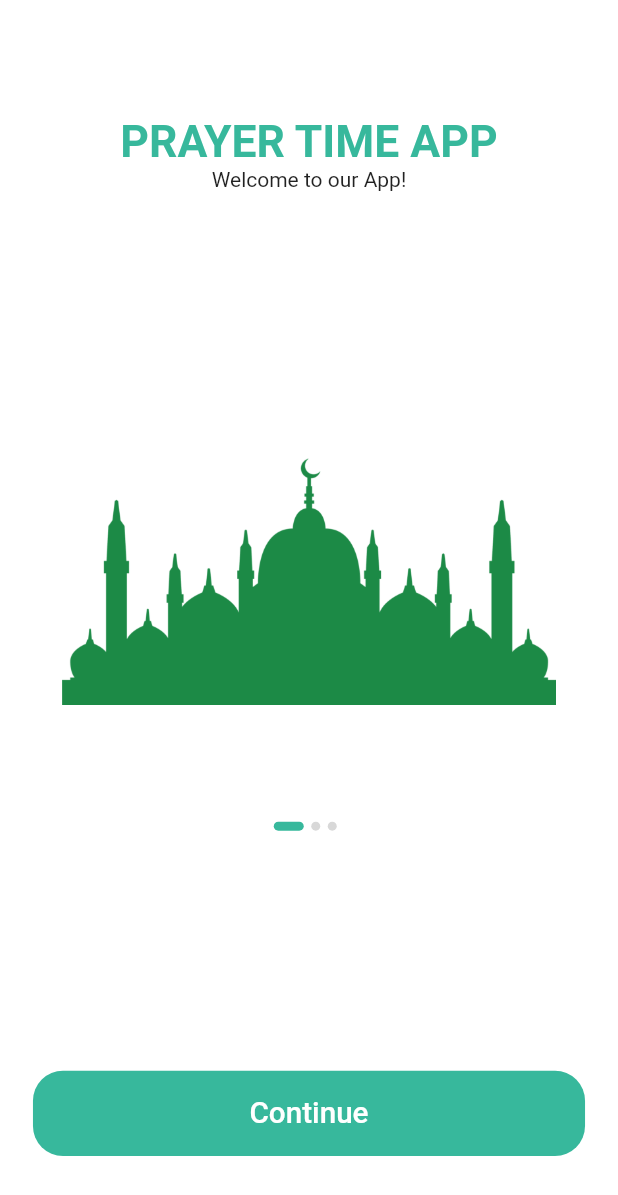
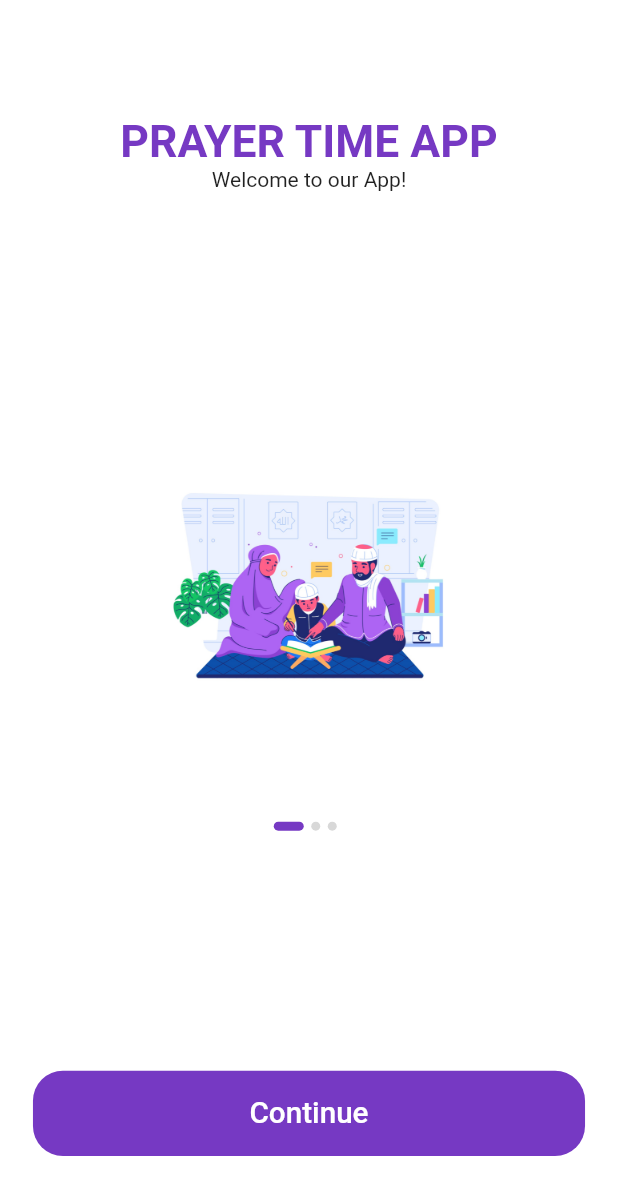
Before and after one commit to kasmasoft/ProjectGroup2, a Flutter app: the screen it shows after launch, on a phone screen of 412 x 824 dp. Shown: the top 1195 px of the screen. Run offline on Flutter 3.47's test engine with Material 2 defaults, Android fonts, the phone set to English and light mode, and no system bars; our stand-ins replace adhan, firebase_auth, firebase_core, firebase_database, geolocator, hijri; accounts and stored records are empty.

Commit message:
sprint 5 updates

```diff
--- a/lib/screens/splash/body.dart
+++ b/lib/screens/splash/body.dart
@@ -5,7 +5,6 @@ import 'package:prayer_time_application/screens/login_screen.dart';
 import 'size_config.dart';
 import 'constants.dart';
 import 'splash_content.dart';
-
 import 'default_button.dart';
 
 class Body extends StatefulWidget {
@@ -16,14 +15,14 @@ class Body extends StatefulWidget {
 class _BodyState extends State<Body> {
   int currentPage = 0;
   List<Map<String, String>> splashData = [
-    {"text": "Welcome to our App!", "image": "assets/images/greenmosq.png"},
+    {"text": "Welcome to our App!", "image": "assets/images/splash1.png"},
     {
       "text": "We help you know prayer time",
-      "image": "assets/images/clock.jpg"
+      "image": "assets/images/splash2.png"
     },
     {
       "text": "We help you to track your prayers",
-      "image": "assets/images/checklist.png"
+      "image": "assets/images/splash3.png"
     },
   ];
   @override
--- a/lib/screens/splash/constants.dart
+++ b/lib/screens/splash/constants.dart
@@ -1,12 +1,12 @@
 import 'package:flutter/cupertino.dart';
 import 'package:flutter/material.dart';
 
-const kPrimaryColor = Color(0xFF37b89c);
+const kPrimaryColor = Color(0xFF7639c3);
 const kPrimaryLightColor = Color(0xFFFFECDF);
 const kPrimaryGradientColor = LinearGradient(
   begin: Alignment.topLeft,
   end: Alignment.bottomRight,
-  colors: [Color(0xFFFFA53E), Color(0xFFFF7643)],
+  colors: [Color(0xFF7639c3), Color(0xAAFF7643)],
 );
 const kSecondaryColor = Color(0xFF979797);
 const kTextColor = Color(0xFF757575);
--- a/pubspec.yaml
+++ b/pubspec.yaml
@@ -39,6 +39,8 @@ dependencies:
 
   # location
   location: ^4.3.0
+  # geolocator: ^5.3.1
+  geolocator: ^5.3.1
 
 dev_dependencies:
   flutter_test:
```
Also changed, not shown: lib/widgets/getlocation.dart (added, +62 -0 lines), assets/images/splash1.png (added), assets/images/splash2.png (added), assets/images/splash3.png (added), pubspec.lock.
